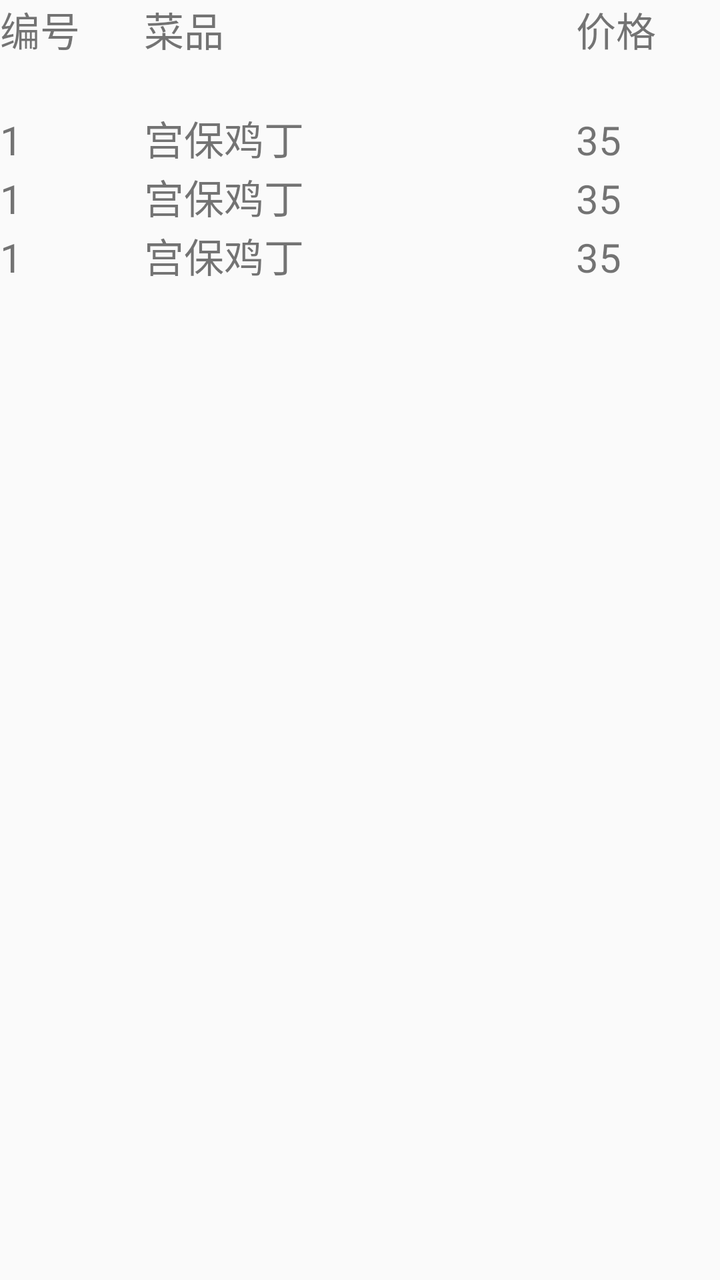
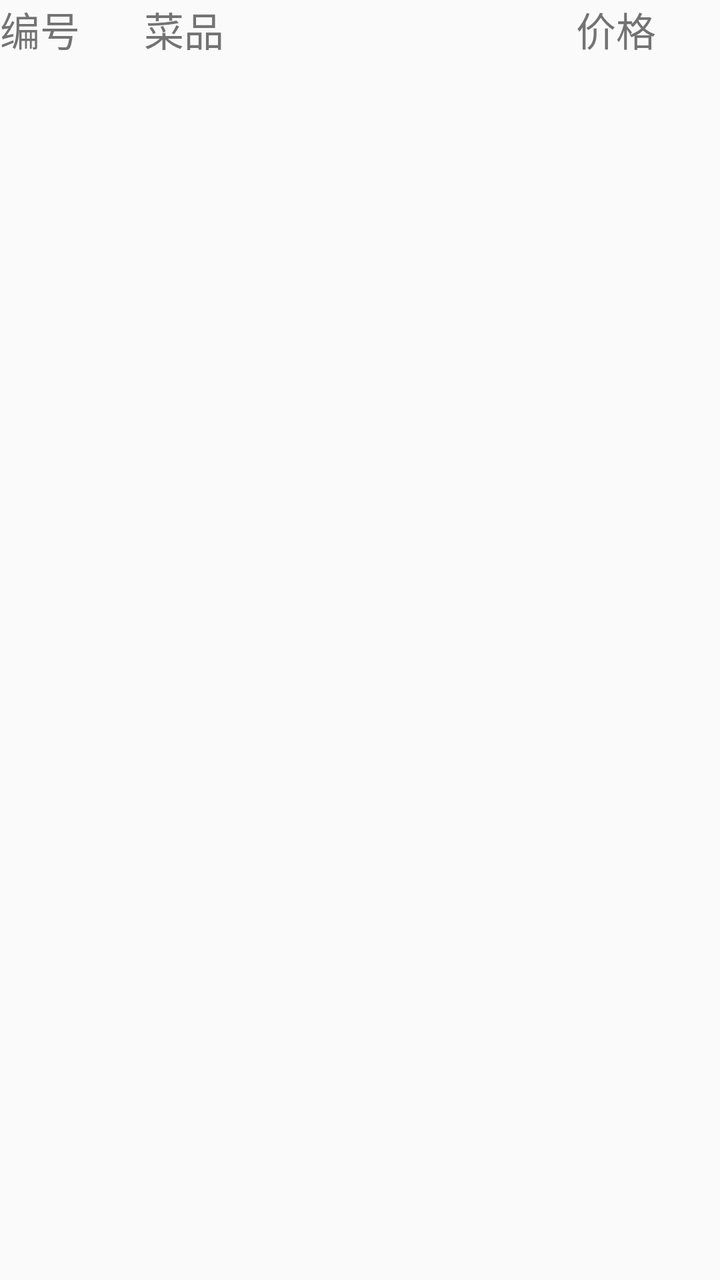

Screens rendered from an Android XML layout before and after an edit, with the pre-edit source and the edit as a unified diff.
<!-- AndroidManifest.xml: application theme Theme.Class2021_2022_2_AndroidAppDevelopTraining -->
<!-- res/layout/framgment_caipin_list_stu.xml -->
<?xml version="1.0" encoding="utf-8"?>
<LinearLayout xmlns:android="http://schemas.android.com/apk/res/android"
    android:layout_width="match_parent"
    android:layout_height="match_parent"
    android:orientation="vertical">

    <LinearLayout
        android:layout_width="match_parent"
        android:layout_height="wrap_content"
        android:layout_marginBottom="25dp"
        android:orientation="horizontal">

        <TextView
            android:layout_width="0dp"
            android:layout_height="wrap_content"
            android:layout_weight="2"
            android:textSize="20dp"
            android:text="编号" />

        <TextView
            android:layout_width="0dp"
            android:layout_height="wrap_content"
            android:layout_weight="6"
            android:textSize="20dp"
            android:text="菜品" />

        <TextView
            android:layout_width="0dp"
            android:layout_height="wrap_content"
            android:layout_weight="2"
            android:textSize="20dp"
            android:text="价格" />

    </LinearLayout>

    <LinearLayout
        android:layout_width="match_parent"
        android:layout_height="wrap_content"
        android:orientation="vertical">

        <LinearLayout
            android:layout_width="match_parent"
            android:layout_height="wrap_content"
            android:orientation="horizontal">

            <TextView
                android:layout_width="0dp"
                android:layout_height="wrap_content"
                android:layout_weight="2"
                android:textSize="20dp"
                android:text="1" />

            <TextView
                android:layout_width="0dp"
                android:layout_height="wrap_content"
                android:layout_weight="6"
                android:textSize="20dp"
                android:text="宫保鸡丁" />

            <TextView
                android:layout_width="0dp"
                android:layout_height="wrap_content"
                android:layout_weight="2"
                android:textSize="20dp"
                android:text="35" />
        </LinearLayout>

        <LinearLayout
            android:layout_width="match_parent"
            android:layout_height="wrap_content"
            android:orientation="horizontal">

            <TextView
                android:layout_width="0dp"
                android:layout_height="wrap_content"
                android:layout_weight="2"
                android:textSize="20dp"
                android:text="1" />

            <TextView
                android:layout_width="0dp"
                android:layout_height="wrap_content"
                android:layout_weight="6"
                android:textSize="20dp"
                android:text="宫保鸡丁" />

            <TextView
                android:layout_width="0dp"
                android:layout_height="wrap_content"
                android:layout_weight="2"
                android:textSize="20dp"
                android:text="35" />
        </LinearLayout>

        <LinearLayout
            android:layout_width="match_parent"
            android:layout_height="wrap_content"
            android:orientation="horizontal">

            <TextView
                android:layout_width="0dp"
                android:layout_height="wrap_content"
                android:layout_weight="2"
                android:textSize="20dp"
                android:text="1" />

            <TextView
                android:layout_width="0dp"
                android:layout_height="wrap_content"
                android:layout_weight="6"
                android:textSize="20dp"
                android:text="宫保鸡丁" />

            <TextView
                android:layout_width="0dp"
                android:layout_height="wrap_content"
                android:layout_weight="2"
                android:textSize="20dp"
                android:text="35" />
        </LinearLayout>

    </LinearLayout>

</LinearLayout>
<!-- resources referenced by this layout -->
<resources>
  <style name="Theme.Class2021_2022_2_AndroidAppDevelopTraining" parent="Theme.MaterialComponents.DayNight.DarkActionBar.Bridge">
          
          <item name="colorPrimary">@color/purple_500</item>
          <item name="colorPrimaryVariant">@color/purple_700</item>
          <item name="colorOnPrimary">@color/white</item>
          
          <item name="colorSecondary">@color/teal_200</item>
          <item name="colorSecondaryVariant">@color/teal_700</item>
          <item name="colorOnSecondary">@color/black</item>
          
          <item name="android:statusBarColor" tools:targetApi="l">?attr/colorPrimaryVariant</item>
          
      </style>
  <color name="purple_500">#FF6200EE</color>
  <color name="purple_700">#FF3700B3</color>
  <color name="white">#FFFFFFFF</color>
  <color name="teal_200">#FF03DAC5</color>
  <color name="teal_700">#FF018786</color>
  <color name="black">#FF000000</color>
</resources>

<!-- the commit's change to res/layout/framgment_caipin_list_stu.xml (unified diff, before → after) -->
@@ -1,5 +1,6 @@
 <?xml version="1.0" encoding="utf-8"?>
 <LinearLayout xmlns:android="http://schemas.android.com/apk/res/android"
+    android:id="@+id/caipin_list"
     android:layout_width="match_parent"
     android:layout_height="match_parent"
     android:orientation="vertical">
@@ -33,92 +34,9 @@
 
     </LinearLayout>
 
-    <LinearLayout
+    <ListView
+        android:id="@+id/list_view"
         android:layout_width="match_parent"
-        android:layout_height="wrap_content"
-        android:orientation="vertical">
-
-        <LinearLayout
-            android:layout_width="match_parent"
-            android:layout_height="wrap_content"
-            android:orientation="horizontal">
-
-            <TextView
-                android:layout_width="0dp"
-                android:layout_height="wrap_content"
-                android:layout_weight="2"
-                android:textSize="20dp"
-                android:text="1" />
-
-            <TextView
-                android:layout_width="0dp"
-                android:layout_height="wrap_content"
-                android:layout_weight="6"
-                android:textSize="20dp"
-                android:text="宫保鸡丁" />
-
-            <TextView
-                android:layout_width="0dp"
-                android:layout_height="wrap_content"
-                android:layout_weight="2"
-                android:textSize="20dp"
-                android:text="35" />
-        </LinearLayout>
-
-        <LinearLayout
-            android:layout_width="match_parent"
-            android:layout_height="wrap_content"
-            android:orientation="horizontal">
-
-            <TextView
-                android:layout_width="0dp"
-                android:layout_height="wrap_content"
-                android:layout_weight="2"
-                android:textSize="20dp"
-                android:text="1" />
-
-            <TextView
-                android:layout_width="0dp"
-                android:layout_height="wrap_content"
-                android:layout_weight="6"
-                android:textSize="20dp"
-                android:text="宫保鸡丁" />
-
-            <TextView
-                android:layout_width="0dp"
-                android:layout_height="wrap_content"
-                android:layout_weight="2"
-                android:textSize="20dp"
-                android:text="35" />
-        </LinearLayout>
-
-        <LinearLayout
-            android:layout_width="match_parent"
-            android:layout_height="wrap_content"
-            android:orientation="horizontal">
-
-            <TextView
-                android:layout_width="0dp"
-                android:layout_height="wrap_content"
-                android:layout_weight="2"
-                android:textSize="20dp"
-                android:text="1" />
-
-            <TextView
-                android:layout_width="0dp"
-                android:layout_height="wrap_content"
-                android:layout_weight="6"
-                android:textSize="20dp"
-                android:text="宫保鸡丁" />
-
-            <TextView
-                android:layout_width="0dp"
-                android:layout_height="wrap_content"
-                android:layout_weight="2"
-                android:textSize="20dp"
-                android:text="35" />
-        </LinearLayout>
-
-    </LinearLayout>
+        android:layout_height="wrap_content" />
 
 </LinearLayout>
